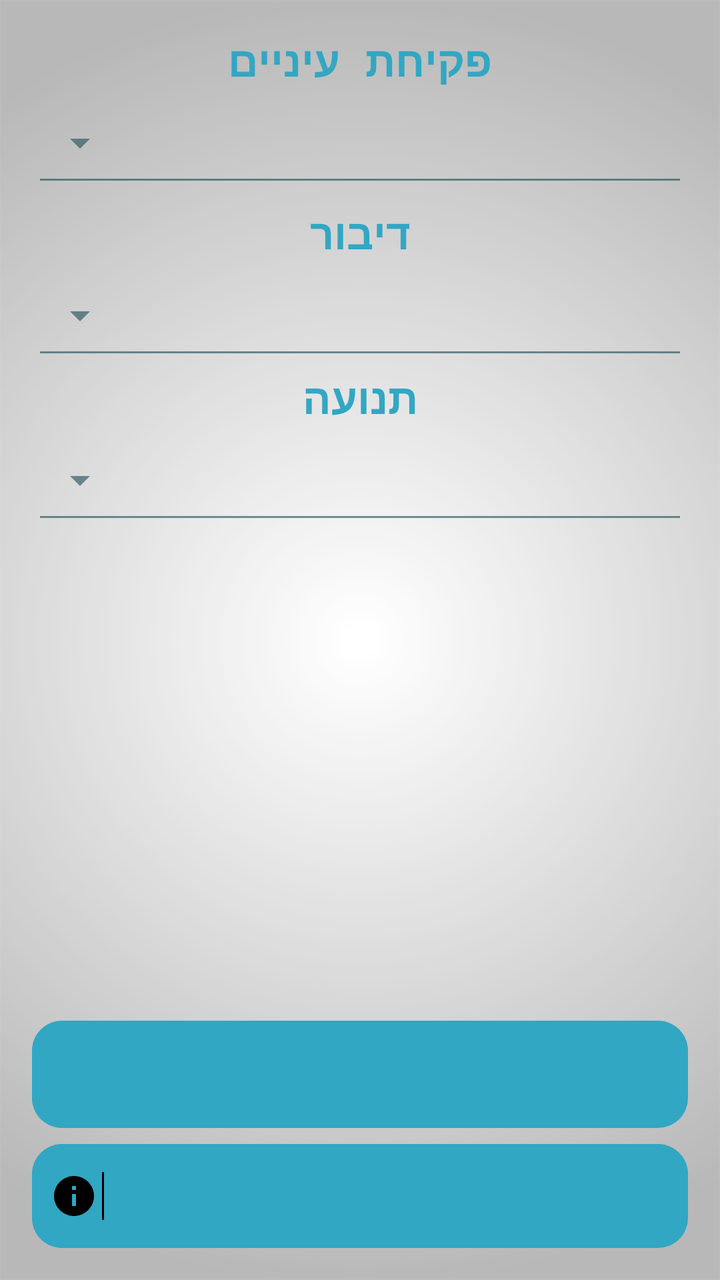
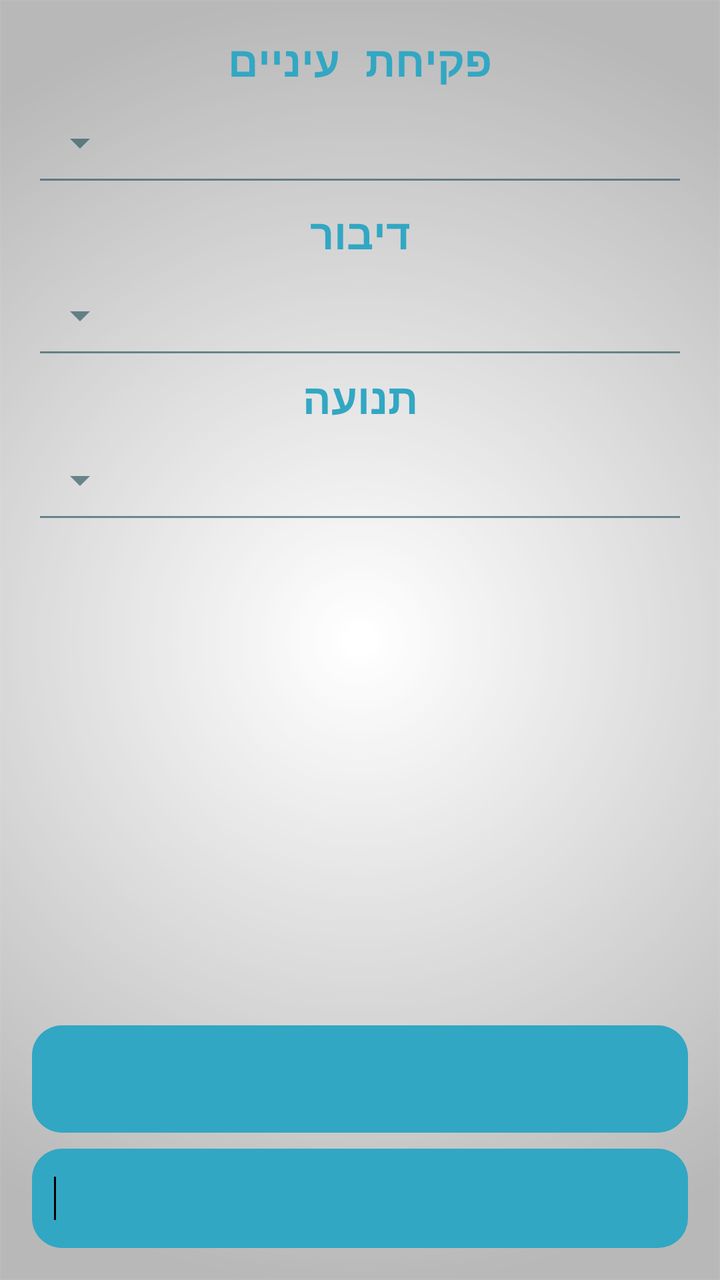

Two renders of the same Android screen: before a commit and after it. Below are the layout's source before the change and the commit's diff.
<!-- AndroidManifest.xml: application theme AppTheme -->
<!-- res/layout/activity_glazgo_calc.xml -->
<?xml version="1.0" encoding="utf-8"?>
<RelativeLayout
    xmlns:android="http://schemas.android.com/apk/res/android"
    xmlns:app="http://schemas.android.com/apk/res-auto"
    xmlns:tools="http://schemas.android.com/tools"
    android:layout_width="match_parent"
    android:layout_height="match_parent"
    android:padding="@dimen/activity_horizontal_margin">
    <ScrollView
        android:layout_width="match_parent"
        android:layout_height="match_parent">
    <RelativeLayout
        android:orientation="vertical" android:layout_width="match_parent"
        android:layout_height="wrap_content"
        android:layoutDirection="ltr">
        <TextView
            android:layout_width="match_parent"
            android:layout_height="wrap_content"
            android:text="@string/eyeOpening"
            android:id="@+id/EyeTxt"
            android:textColor="@color/ColorAqua"
            android:textStyle="bold"
            android:gravity="center"
            android:textSize="21sp"/>
        <android.support.design.widget.TextInputLayout
            android:layout_width="match_parent"
            android:layout_height="wrap_content"
            android:id="@+id/Eye"
            android:hint="@string/eyeOpening"
            android:layout_below="@+id/EyeTxt">
            <Spinner
                android:layout_width="match_parent"
                android:layout_height="54dp"
                android:layoutDirection="rtl"
                android:id="@+id/EyeS"
                style="@style/Widget.AppCompat.Spinner.Underlined"
                android:layout_gravity="left"
                android:spinnerMode="dropdown" />
        </android.support.design.widget.TextInputLayout>
        <TextView
            android:layout_width="match_parent"
            android:layout_height="wrap_content"
            android:text="@string/verbal"
            android:id="@+id/VerbalTxt"
            android:textSize="21sp"
            android:textColor="@color/ColorAqua"
            android:textStyle="bold"
            android:gravity="center"
            android:layout_marginTop="4dp"
            android:layout_below="@id/Eye"/>
        <android.support.design.widget.TextInputLayout
            android:layout_width="match_parent"
            android:layout_height="wrap_content"
            android:id="@+id/Verbal"
            android:layout_below="@+id/VerbalTxt">
            <Spinner
                android:layout_width="match_parent"
                android:layout_height="54dp"
                android:id="@+id/VerbalS"
                android:layoutDirection="rtl"
                style="@style/Widget.AppCompat.Spinner.Underlined"
                android:layout_gravity="left"
                android:spinnerMode="dropdown" />
        </android.support.design.widget.TextInputLayout>
        <TextView
            android:layout_width="match_parent"
            android:layout_height="wrap_content"
            android:text="@string/motor"
            android:id="@+id/MotorTxt"
            android:layout_below="@id/Verbal"
            android:textColor="@color/ColorAqua"
            android:textStyle="bold"
            android:gravity="center"
            android:textSize="21sp"/>
        <android.support.design.widget.TextInputLayout
            android:layout_width="match_parent"
            android:layout_height="wrap_content"
            android:id="@+id/Motor"
            android:layout_below="@+id/MotorTxt">
            <Spinner
                android:layout_width="match_parent"
                android:layout_height="54dp"
                android:id="@+id/MotorS"
                android:layoutDirection="rtl"
                style="@style/Widget.AppCompat.Spinner.Underlined"
                android:layout_gravity="left"
                android:spinnerMode="dropdown" />
        </android.support.design.widget.TextInputLayout>
        <TextView
            android:layout_width="match_parent"
            android:scrollbars="vertical"
            android:layout_height="150sp"
            android:textSize="19sp"
            android:id="@+id/GlazgowResultTxt"
            android:layout_below="@+id/Motor"/>
    </RelativeLayout>
    </ScrollView>
    <TextView
        android:layout_width="match_parent"
        android:layout_height="wrap_content"
        android:id="@+id/GLZGrade"
        android:background="@drawable/btns_new"
        android:padding="14dp"
        android:textSize="19sp"
        android:layout_marginBottom="8dp"
        android:gravity="start|top"
        android:layout_above="@+id/GLZInfBG"/>
    <LinearLayout
        android:layout_width="match_parent"
        android:layout_height="wrap_content"
        android:id="@+id/GLZInfBG"
        android:background="@drawable/btns_new"
        android:drawablePadding="16dp"
        android:paddingStart="7dp"
        android:padding="14dp"
        android:gravity="center_horizontal|top"
        android:layout_alignParentBottom="true">
        <ImageView
            android:layout_width="wrap_content"
            android:layout_height="wrap_content"
            android:layout_marginStart="2dp"
            android:layout_marginEnd="2dp"
            android:tint="@color/Black"
            android:src="@drawable/ic_info"/>
        <View
            android:layout_width="1dp"
            android:layout_height="match_parent"
            android:background="@color/Black"
            android:layout_marginEnd="10dp" />
        <TextView
            android:layout_width="match_parent"
            android:layout_height="wrap_content"
            android:id="@+id/GLZInf"
            android:textSize="16sp"/>
    </LinearLayout>
</RelativeLayout>
<!-- resources referenced by this layout -->
<resources>
  <color name="Black">#000000</color>
  <color name="ColorAqua">#32a7c3</color>
  <dimen name="activity_horizontal_margin">16dp</dimen>
  <!-- drawable btns_new (drawable) -->
  <?xml version="1.0" encoding="utf-8"?>
  <shape xmlns:android="http://schemas.android.com/apk/res/android"
      android:shape="rectangle">
      <corners android:radius="15dp" />
      <solid android:color="@color/ColorNice" />
      <padding
          android:right="0dp"
          android:left="0dp"
          android:bottom="0dp"
          android:top="0dp" />
      <stroke
          android:width="0dp"
          android:color="#1e869f" />
  </shape>
  <!-- drawable ic_info: png bitmap (drawable, 1348 bytes) -->
  <string name="eyeOpening">פקיחת עיניים</string>
  <string name="motor">תנועה</string>
  <string name="verbal">דיבור</string>
  <style name="AppTheme" parent="Theme.AppCompat.Light">
          
          <item name="android:textColor">@color/Black</item>
          <item name="colorPrimary">@color/ColorPrimary</item>
          <item name="colorPrimaryDark">@color/ColorPrimaryDark</item>
          <item name="android:textColorHintInverse">@color/ColorBlue</item>
          <item name="actionBarTheme">@style/ThemeOverlay.AppCompat.Dark.ActionBar</item>
          <item name="buttonStyle">@style/FButton</item>
          <item name="android:buttonStyle">@style/FButton</item>
          <item name="colorAccent">@color/materialGrey300</item>
          
          <item name="android:actionMenuTextColor">@color/Black</item>
          <item name="android:itemBackground">@color/materialGrey300</item>
          <item name="android:textColorSecondary">@color/ColorRedDark</item>
          <item name="android:windowBackground">@drawable/ic_bgg</item>
          <item name="android:typeface">monospace</item>
  
          <item name="android:textColorHint">@color/ColorAqua</item>
          <item name="colorControlNormal">@color/ColorBlue</item>
          <item name="colorControlActivated">@color/ColorAqua</item>
          <item name="colorControlHighlight">@color/ColorAqua</item>
      </style>
  <color name="ColorNice">#31a7c3</color>
  <color name="ColorPrimary">#10133b</color>
  <color name="ColorPrimaryDark">#1a1d4b</color>
  <color name="ColorBlue">#98194853</color>
  <style name="FButton" parent="Theme.AppCompat.Light">
          <item name="colorControlHighlight">@color/ColorBlue</item>
          <item name="android:textColor">@color/ColorAqua</item>
          <item name="android:textSize">20sp</item>
      </style>
  <color name="materialGrey300">#ffe0e0e0</color>
  <color name="ColorRedDark">#6b0000</color>
  <!-- drawable ic_bgg: png bitmap (drawable, 33899 bytes) -->
</resources>

<!-- the commit's change to res/layout/activity_glazgo_calc.xml (unified diff, before → after) -->
@@ -121,7 +121,7 @@
             android:layout_marginStart="2dp"
             android:layout_marginEnd="2dp"
             android:tint="@color/Black"
-            android:src="@drawable/ic_info"/>
+            app:srcCompat="@drawable/ic_info"/>
         <View
             android:layout_width="1dp"
             android:layout_height="match_parent"
